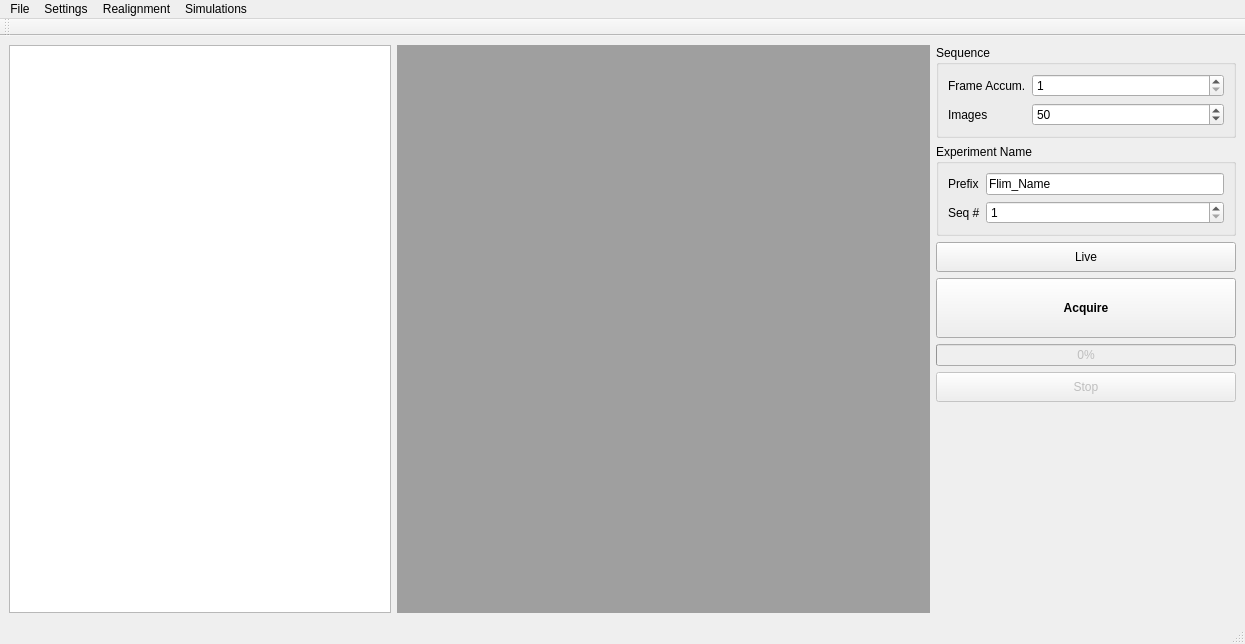
flimfit/Galene, file Source/flim-ui/FlimDisplay.ui: the form before one commit.
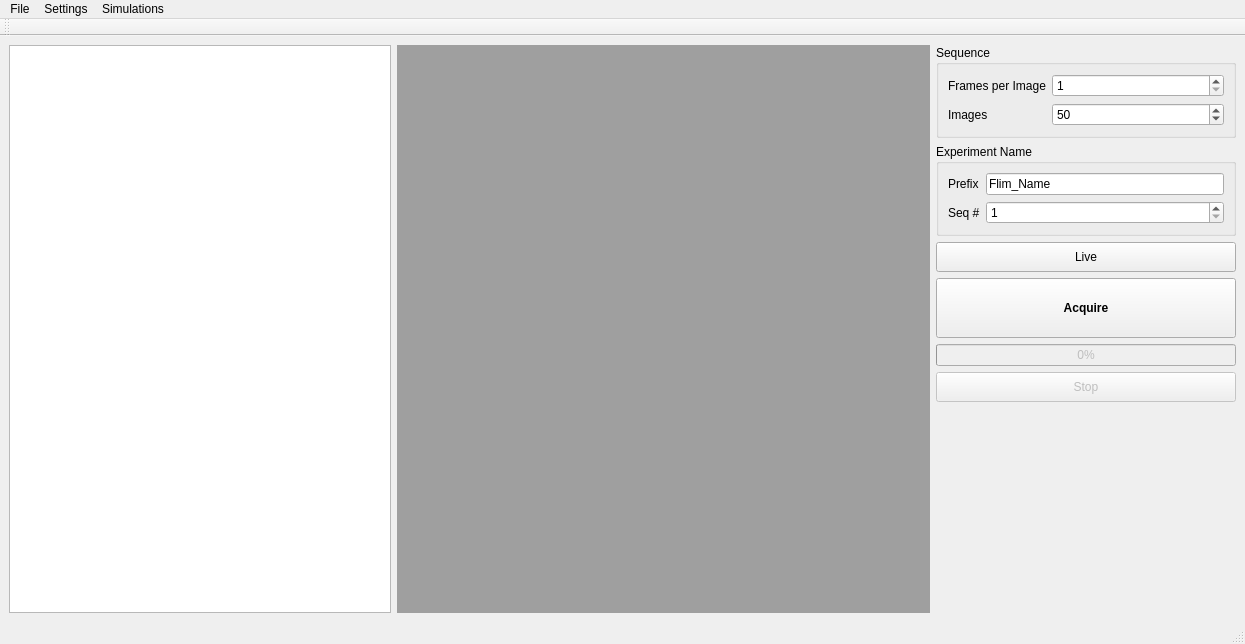
The form after the commit. Custom widgets are drawn as their Qt base class.

Commit message: Improve FLIM status reporting

Patch:
```diff
--- a/Source/flim-ui/FlimDisplay.ui
+++ b/Source/flim-ui/FlimDisplay.ui
@@ -80,7 +80,7 @@
           <item row="0" column="0">
            <widget class="QLabel" name="label_28">
             <property name="text">
-             <string>Frame Accum.</string>
+             <string>Frames per Image</string>
             </property>
            </widget>
           </item>
@@ -281,12 +281,6 @@
     </property>
     <addaction name="tcspc_settings_action"/>
    </widget>
-   <widget class="QMenu" name="menuRealignment">
-    <property name="title">
-     <string>Realignment</string>
-    </property>
-    <addaction name="realignment_action"/>
-   </widget>
    <widget class="QMenu" name="menuSimulations">
     <property name="title">
      <string>Simulations</string>
@@ -295,7 +289,6 @@
    </widget>
    <addaction name="menuFiles"/>
    <addaction name="menuSettings"/>
-   <addaction name="menuRealignment"/>
    <addaction name="menuSimulations"/>
   </widget>
   <widget class="QStatusBar" name="statusbar"/>
```
The commit also changes 10 other files.
